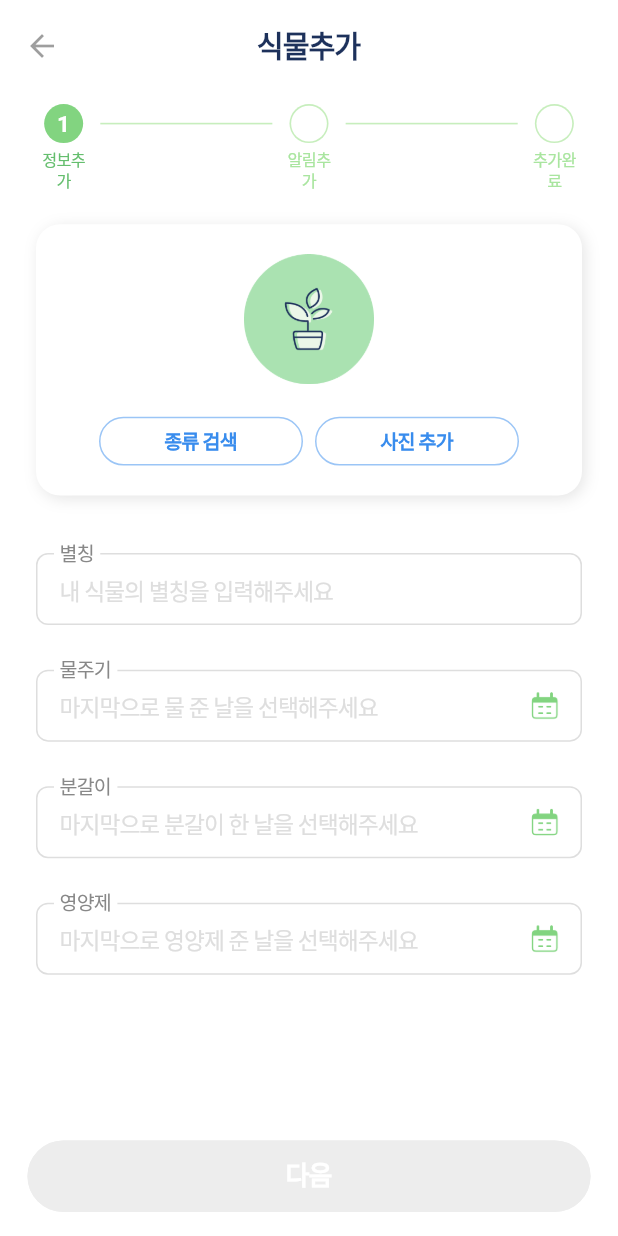
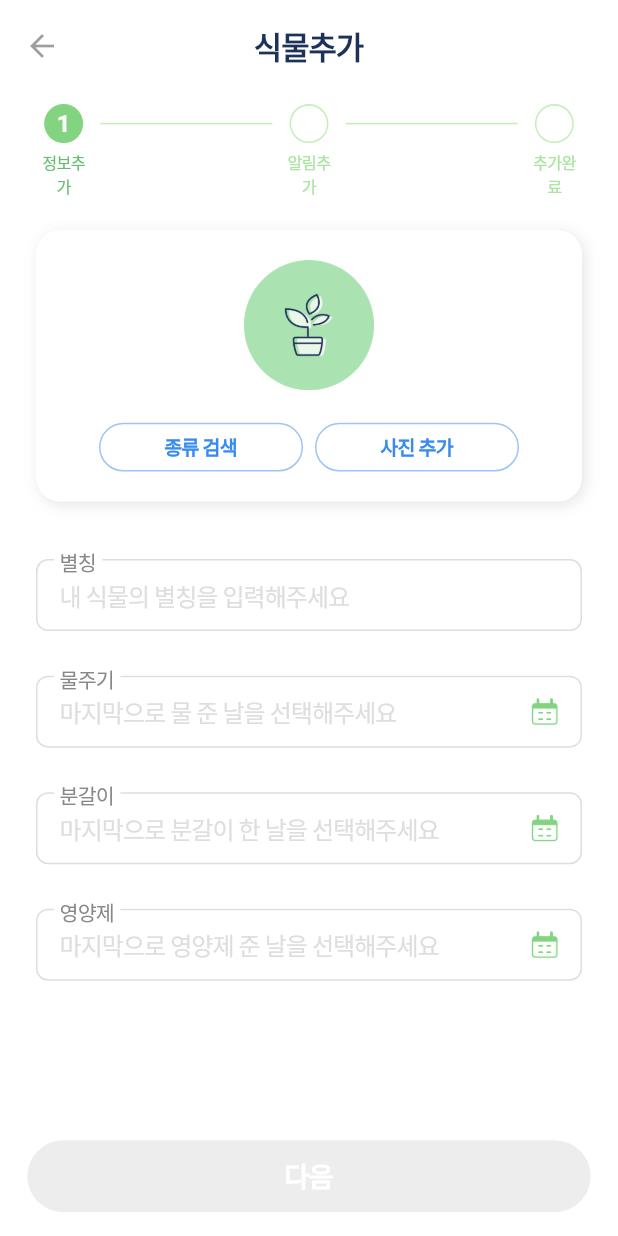
Before and after one commit to sungheeyoon/flutter-plant-plan, a Flutter app: the screen it shows after launch, on a phone screen of 412 x 824 dp. Run offline on Flutter 3.47's test engine with Material 2 defaults, Android fonts, the phone set to English and light mode, and no system bars; our stand-ins replace cached_network_image, calendar_date_picker2, cloud_firestore, equatable, firebase_core, firebase_storage and 11 more; missing offline and left inert: kakao_flutter_sdk_user, korea_regexp, snapping_sheet; accounts and stored records are empty; Roboto replaces fonts that are missing (Pretendard).

Commit message:
fontSize .h to .sp

```diff
--- a/lib/add/view/add_second_screen.dart
+++ b/lib/add/view/add_second_screen.dart
@@ -188,6 +188,7 @@ class AlarmBox extends StatelessWidget {
   final String iconPath;
   final String title;
   final PlantField field;
+
   const AlarmBox({
     super.key,
     required this.iconPath,
--- a/lib/add/view/alarm_screen.dart
+++ b/lib/add/view/alarm_screen.dart
@@ -243,7 +243,7 @@ class _AlarmScreenState extends ConsumerState<AlarmScreen> {
                           width: 8,
                         ),
                         PeriodButton(
-                          flex: 3,
+                          flex: 2,
                           text: '직접 입력',
                           isFocused: focusedButtonIndex == 3,
                           onTapCallback: () => _updateFocusedButton(3),
--- a/lib/main.dart
+++ b/lib/main.dart
@@ -47,87 +47,74 @@ class MyApp extends StatelessWidget {
               fontFamily: 'Pretendard',
               textTheme: TextTheme(
                 displayLarge: TextStyle(
-                  fontSize: 28.0.h,
+                  fontSize: 28.0.sp,
                   fontWeight: FontWeight.bold,
-                  letterSpacing: -1,
-                  height: 1.14.h,
+                  letterSpacing: -1.h,
                 ),
                 displayMedium: TextStyle(
-                  fontSize: 24.0.h,
+                  fontSize: 24.0.sp,
                   fontWeight: FontWeight.w500,
                   letterSpacing: -1.h,
-                  height: 1.25.h,
                 ),
                 displaySmall: TextStyle(
-                  fontSize: 22.0.h,
+                  fontSize: 22.0.sp,
                   fontWeight: FontWeight.bold,
                   letterSpacing: -1.h,
-                  height: 1.08.h,
                 ),
                 headlineLarge: TextStyle(
-                  fontSize: 20.0.h,
+                  fontSize: 20.0.sp,
                   fontWeight: FontWeight.bold,
                   letterSpacing: -1.h,
-                  height: 1.2.h,
                 ),
                 headlineMedium: TextStyle(
-                  fontSize: 20.0.h,
+                  fontSize: 20.0.sp,
                   fontWeight: FontWeight.w500,
                   letterSpacing: -0.8.h,
-                  height: 1.2.h,
                 ),
                 headlineSmall: TextStyle(
-                  fontSize: 18.0.h,
+                  fontSize: 18.0.sp,
                   fontWeight: FontWeight.bold,
                   letterSpacing: -0.7.h,
-                  height: 1.2.h,
                 ),
                 titleLarge: TextStyle(
-                  fontSize: 18.0.h,
+                  fontSize: 18.0.sp,
                   fontWeight: FontWeight.w500,
                   letterSpacing: -0.7.h,
-                  height: 1.2.h,
                 ),
                 titleMedium: TextStyle(
-                  fontSize: 16.0.h,
+                  fontSize: 16.0.sp,
                   fontWeight: FontWeight.w500,
                   letterSpacing: -0.6.h,
-                  height: 1.25.h,
                 ),
                 bodyLarge: TextStyle(
-                  fontSize: 16.0.h,
+                  fontSize: 16.0.sp,
                   fontWeight: FontWeight.bold,
                   letterSpacing: -0.6.h,
-                  height: 1.25.h,
                 ),
                 bodyMedium: TextStyle(
-                  fontSize: 14.0.h,
+                  fontSize: 14.0.sp,
                   fontWeight: FontWeight.w500,
                   letterSpacing: -0.6.h,
                 ),
                 bodySmall: TextStyle(
-                  fontSize: 12.0.h,
+                  fontSize: 12.0.sp,
                   fontWeight: FontWeight.w500,
                   letterSpacing: -0.5.h,
-                  height: 1.16.h,
                 ),
                 labelLarge: TextStyle(
-                  fontSize: 14.0.h,
+                  fontSize: 14.0.sp,
                   fontWeight: FontWeight.bold,
                   letterSpacing: -0.6.h,
-                  height: 1.14.h,
                 ),
                 labelMedium: TextStyle(
                   fontSize: 12.0.h,
                   fontWeight: FontWeight.bold,
                   letterSpacing: -0.5.h,
-                  height: 1.16.h,
                 ),
                 labelSmall: TextStyle(
                   fontSize: 10.0.h,
                   fontWeight: FontWeight.w500,
                   letterSpacing: -0.4.h,
-                  height: 1.2.h,
                 ),
               ),
             ),
```
